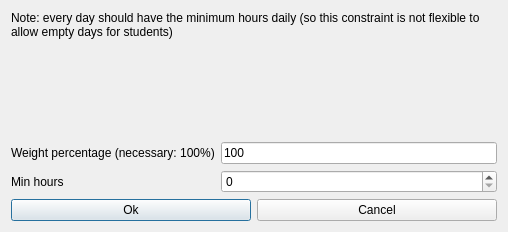
Above: src/interface/modifyconstraintstudentsminhoursdailyform_template.ui from janLo/FET before the change. Below: the same form after it.
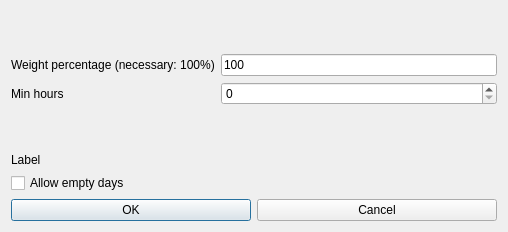
That is the form after the change.

Patch:
```diff
--- a/src/interface/modifyconstraintstudentsminhoursdailyform_template.ui
+++ b/src/interface/modifyconstraintstudentsminhoursdailyform_template.ui
@@ -14,45 +14,20 @@
    <string extracomment="This is the title of the dialog to modify a constraint of this type">Modify students min hours daily</string>
   </property>
   <layout class="QGridLayout" name="gridLayout">
-   <item row="0" column="0" colspan="2">
-    <widget class="QLabel" name="teacherTextLabel_2">
-     <property name="sizePolicy">
-      <sizepolicy hsizetype="Minimum" vsizetype="Minimum">
-       <horstretch>0</horstretch>
-       <verstretch>0</verstretch>
-      </sizepolicy>
-     </property>
-     <property name="frameShape">
-      <enum>QFrame::NoFrame</enum>
-     </property>
-     <property name="frameShadow">
-      <enum>QFrame::Plain</enum>
-     </property>
-     <property name="text">
-      <string>Note: every day should have the minimum hours daily (so this constraint is not flexible to allow empty days for students)</string>
-     </property>
-     <property name="wordWrap">
-      <bool>true</bool>
-     </property>
-    </widget>
-   </item>
-   <item row="1" column="0">
-    <spacer name="spacer3">
+   <item row="0" column="1">
+    <spacer name="verticalSpacer">
      <property name="orientation">
       <enum>Qt::Vertical</enum>
      </property>
-     <property name="sizeType">
-      <enum>QSizePolicy::Expanding</enum>
-     </property>
      <property name="sizeHint" stdset="0">
       <size>
        <width>20</width>
-       <height>100</height>
+       <height>40</height>
       </size>
      </property>
     </spacer>
    </item>
-   <item row="2" column="0">
+   <item row="1" column="0" colspan="2">
     <widget class="QLabel" name="weightTextLabel">
      <property name="frameShape">
       <enum>QFrame::NoFrame</enum>
@@ -68,15 +43,15 @@
      </property>
     </widget>
    </item>
-   <item row="2" column="1">
+   <item row="1" column="2">
     <widget class="QLineEdit" name="weightLineEdit">
      <property name="text">
       <string>100</string>
      </property>
     </widget>
    </item>
-   <item row="3" column="0">
-    <widget class="QLabel" name="maxHoursTextLabel">
+   <item row="2" column="0">
+    <widget class="QLabel" name="minHoursTextLabel">
      <property name="frameShape">
       <enum>QFrame::NoFrame</enum>
      </property>
@@ -91,15 +66,48 @@
      </property>
     </widget>
    </item>
-   <item row="3" column="1">
+   <item row="2" column="2">
     <widget class="QSpinBox" name="minHoursSpinBox"/>
    </item>
-   <item row="4" column="0" colspan="2">
+   <item row="3" column="1">
+    <spacer name="verticalSpacer_2">
+     <property name="orientation">
+      <enum>Qt::Vertical</enum>
+     </property>
+     <property name="sizeHint" stdset="0">
+      <size>
+       <width>20</width>
+       <height>40</height>
+      </size>
+     </property>
+    </spacer>
+   </item>
+   <item row="4" column="0" colspan="3">
+    <widget class="QLabel" name="allowLabel">
+     <property name="text">
+      <string notr="true">Label</string>
+     </property>
+    </widget>
+   </item>
+   <item row="5" column="0" colspan="3">
+    <widget class="QCheckBox" name="allowEmptyDaysCheckBox">
+     <property name="text">
+      <string>Allow empty days</string>
+     </property>
+     <property name="checkable">
+      <bool>true</bool>
+     </property>
+     <property name="checked">
+      <bool>false</bool>
+     </property>
+    </widget>
+   </item>
+   <item row="6" column="0" colspan="3">
     <layout class="QHBoxLayout" name="horizontalLayout">
      <item>
       <widget class="QPushButton" name="okPushButton">
        <property name="text">
-        <string>Ok</string>
+        <string>OK</string>
        </property>
       </widget>
      </item>
```
Left out of the diff: 1 changed line with no effect on the pictures.
